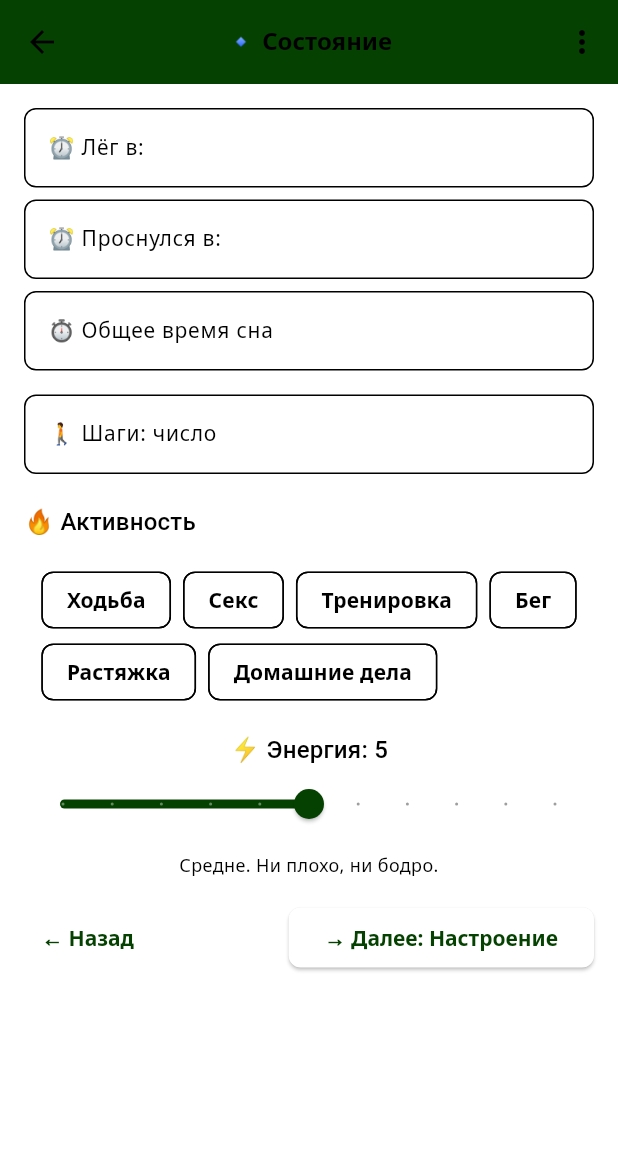
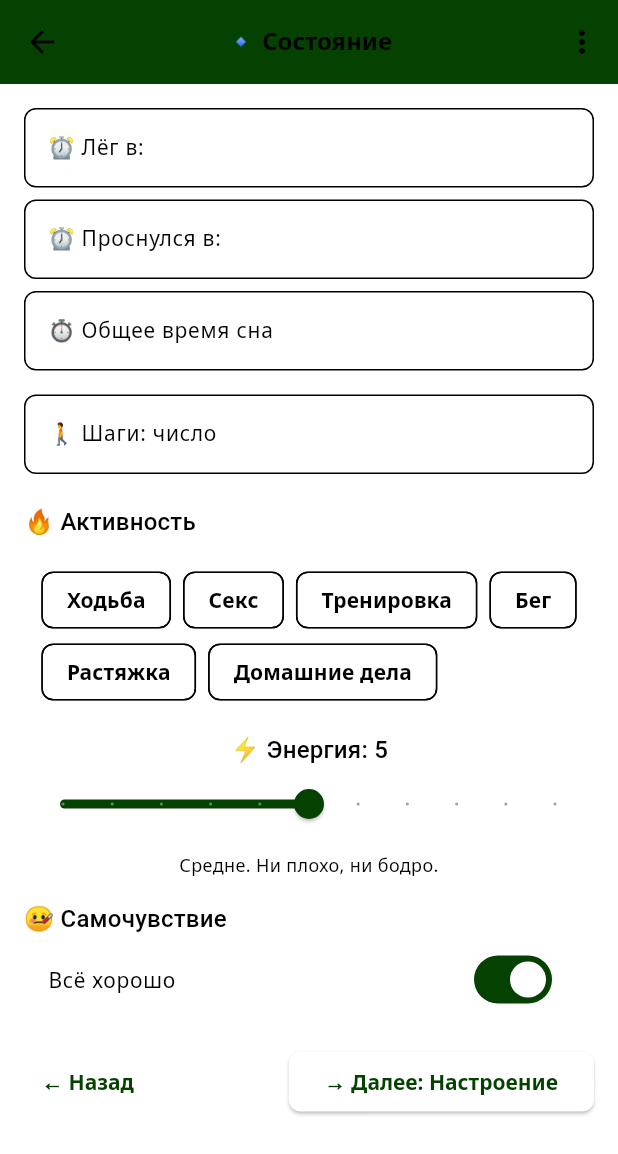
Before and after one commit to amran1451/digital_diary_app, a Flutter app: the StateScreen screen opened directly with empty values, on a phone screen of 412 x 824 dp. Shown: the top 1154 px of the screen. Run offline on Flutter 3.47's test engine with Material 3 defaults, Android fonts, the phone set to English and light mode, and no system bars; our stand-ins replace cloud_firestore, connectivity_plus, csv, file_picker, firebase_auth, firebase_core and 12 more; missing offline and left inert: finance_tracker, nutrition_tracker, planner_app, simple_heatmap_calendar, workout_app; accounts and stored records are empty.

Commit message:
feat: добавлено поле «Самочувствие» с чекбоксом «Всё хорошо» и вводом жалоб

```diff
--- a/lib/models/entry_data.dart
+++ b/lib/models/entry_data.dart
@@ -20,6 +20,7 @@ class EntryData {
   String steps;
   String activity;
   String energy;
+  String wellBeing;
   String mood;
   String mainEmotions;
   String influence;
@@ -57,6 +58,7 @@ class EntryData {
     this.steps = '',
     this.activity = '',
     this.energy = '',
+    this.wellBeing = '',
     this.mood = '',
     this.mainEmotions = '',
     this.influence = '',
@@ -90,6 +92,7 @@ class EntryData {
         'steps': steps,
         'activity': activity,
         'energy': energy,
+        'wellBeing': wellBeing,
         'mood': mood,
         'mainEmotions': mainEmotions,
         'influence': influence,
@@ -151,6 +154,7 @@ class EntryData {
       steps: m['steps'] ?? '',
       activity: m['activity'] ?? '',
       energy: m['energy'] ?? '',
+      wellBeing: m['wellBeing'] ?? '',
       mood: m['mood'] ?? '',
       mainEmotions: m['mainEmotions'] ?? '',
       influence: m['influence'] ?? '',
--- a/lib/screens/flow_diary/state_screen.dart
+++ b/lib/screens/flow_diary/state_screen.dart
@@ -49,6 +49,8 @@ class _StateScreenState extends State<StateScreen> {
   };
 
   bool _init = false;
+  bool _allGood = true;
+  late TextEditingController wellCtrl;
 
   void _parseExistingActivities() {
     final regex = RegExp(r'^\\s*(.*?)\\s+(\\d+.*)\$');
@@ -145,6 +147,10 @@ class _StateScreenState extends State<StateScreen> {
           TextEditingController(text: entry.sleepDuration);
       stepsCtrl =
           TextEditingController(text: entry.steps);
+      wellCtrl = TextEditingController(
+        text: entry.wellBeing == 'OK' ? '' : entry.wellBeing,
+      );
+      _allGood = entry.wellBeing.isEmpty || entry.wellBeing == 'OK';
       _parseExistingActivities();
 
       _energy = int.tryParse(entry.energy) ?? 5;
@@ -166,6 +172,7 @@ class _StateScreenState extends State<StateScreen> {
     wakeCtrl.dispose();
     durationCtrl.dispose();
     stepsCtrl.dispose();
+    wellCtrl.dispose();
     for (final c in _activityDurationCtrls.values) {
       c.dispose();
     }
@@ -356,7 +363,41 @@ class _StateScreenState extends State<StateScreen> {
             Text(_energyDesc,
                 style: Theme.of(ctx).textTheme.bodyMedium,
                 textAlign: TextAlign.center),
-                const SizedBox(height: 16),
+              const SizedBox(height: 16),
+              Align(
+                alignment: Alignment.centerLeft,
+                child: Text('🤒 Самочувствие',
+                    style: Theme.of(ctx).textTheme.titleMedium),
+              ),
+              SwitchListTile(
+                title: const Text('Всё хорошо'),
+                value: _allGood,
+                onChanged: (v) async {
+                  setState(() => _allGood = v);
+                  entry.wellBeing = v ? 'OK' : wellCtrl.text;
+                  DraftService.currentDraft = entry;
+                  await DraftService.saveDraft();
+                },
+              ),
+              AnimatedSize(
+                duration: const Duration(milliseconds: 200),
+                child: _allGood
+                    ? const SizedBox.shrink()
+                    : TextField(
+                  controller: wellCtrl,
+                  minLines: 2,
+                  maxLines: null,
+                  decoration: const InputDecoration(
+                    hintText: 'Опишите, что беспокоит',
+                  ),
+                  onChanged: (v) async {
+                    entry.wellBeing = v;
+                    DraftService.currentDraft = entry;
+                    await DraftService.saveDraft();
+                  },
+                ),
+              ),
+              const SizedBox(height: 16),
             Row(
               mainAxisAlignment: MainAxisAlignment.spaceBetween,
               children: [
--- a/lib/screens/history_diary/entry_detail_screen.dart
+++ b/lib/screens/history_diary/entry_detail_screen.dart
@@ -73,6 +73,7 @@ class _EntryDetailScreenState extends State<EntryDetailScreen> {
       ..writeln('🚶 Шаги: ${entry.steps}')
       ..writeln('🔥 Активность: ${entry.activity}')
       ..writeln('⚡️ Энергия: ${entry.energy}')
+      ..writeln('🤒 Самочувствие: ${entry.wellBeing == 'OK' || entry.wellBeing.isEmpty ? 'Всё хорошо' : entry.wellBeing}')
       ..writeln()
       ..writeln('😊 Настроение: ${entry.mood}')
       ..writeln('🎭 Главные эмоции: ${entry.mainEmotions}')
@@ -145,6 +146,7 @@ class _EntryDetailScreenState extends State<EntryDetailScreen> {
             Text('🚶 Шаги: ${entry.steps}'),
             Text('🔥 Активность: ${entry.activity}'),
             Text('⚡️ Энергия: ${entry.energy}'),
+            Text('🤒 Самочувствие: ${entry.wellBeing == 'OK' || entry.wellBeing.isEmpty ? 'Всё хорошо' : entry.wellBeing}'),
             const Divider(),
             Text('😊 Настроение: ${entry.mood}'),
             Text('🎭 Главные эмоции: ${entry.mainEmotions}'),
--- a/lib/screens/send_diary/preview_screen.dart
+++ b/lib/screens/send_diary/preview_screen.dart
@@ -142,6 +142,7 @@ class PreviewScreen extends StatelessWidget {
         Text('🚶 Шаги: ${e.steps}'),
         Text('🔥 Активность: ${e.activity}'),
         Text('⚡️ Энергия: ${e.energy}'),
+        Text('🤒 Самочувствие: ${e.wellBeing == 'OK' || e.wellBeing.isEmpty ? 'Всё хорошо' : e.wellBeing}'),
         const Divider(),
         Text('😊 Настроение: ${e.mood}'),
         Text('🎭 Эмоции: ${e.mainEmotions}'),
--- a/lib/services/cloud_db.dart
+++ b/lib/services/cloud_db.dart
@@ -49,6 +49,7 @@ class CloudDb {
 🚶 Шаги: ${e.steps}
 🔥 Активность: ${e.activity}
 ⚡️ Энергия: ${e.energy}
+🤒 Самочувствие: ${e.wellBeing == 'OK' || e.wellBeing.isEmpty ? 'Всё хорошо' : e.wellBeing}
 
 🔹 Настроение и эмоции
 😊 Настроение: ${e.mood}
--- a/lib/services/csv_service.dart
+++ b/lib/services/csv_service.dart
@@ -17,6 +17,7 @@ class CsvService {
     'steps',
     'activity',
     'energy',
+    'wellBeing',
     'mood',
     'mainEmotions',
     'influence',
@@ -51,6 +52,7 @@ class CsvService {
         e.steps,
         e.activity,
         e.energy,
+        e.wellBeing,
         e.mood,
         e.mainEmotions,
         e.influence,
@@ -110,6 +112,7 @@ class CsvService {
             .parseDouble(m['energy']?.toString() ?? '')
             .toInt()
             .toString(),
+        wellBeing: m['wellBeing']?.toString() ?? '',
         mood: m['mood']?.toString() ?? '',
         mainEmotions: m['mainEmotions']?.toString() ?? '',
         influence: m['influence']?.toString() ?? '',
--- a/lib/services/pdf_service.dart
+++ b/lib/services/pdf_service.dart
@@ -58,6 +58,7 @@ class PdfService {
                 pw.Text('Шаги: ${e.steps}'),
                 pw.Text('Активность: ${e.activity}'),
                 pw.Text('Энергия: ${e.energy}'),
+                pw.Text('Самочувствие: ${e.wellBeing == 'OK' || e.wellBeing.isEmpty ? 'Всё хорошо' : e.wellBeing}'),
                 pw.Divider(),
 
                 pw.Text('Настроение и эмоции',
--- a/lib/services/text_export_service.dart
+++ b/lib/services/text_export_service.dart
@@ -11,6 +11,7 @@ class TextExportService {
 🚶 Шаги: ${e.steps}
 🔥 Активность: ${e.activity}
 ⚡️ Энергия: ${e.energy}
+🤒 Самочувствие: ${e.wellBeing == 'OK' || e.wellBeing.isEmpty ? 'Всё хорошо' : e.wellBeing}
 
 😊 Настроение: ${e.mood}
 🎭 Эмоции: ${e.mainEmotions}
```
Also changed, not shown: lib/screens/history_diary/import_screen.dart (+12 -0 lines), lib/services/local_db.dart (+6 -2 lines).
